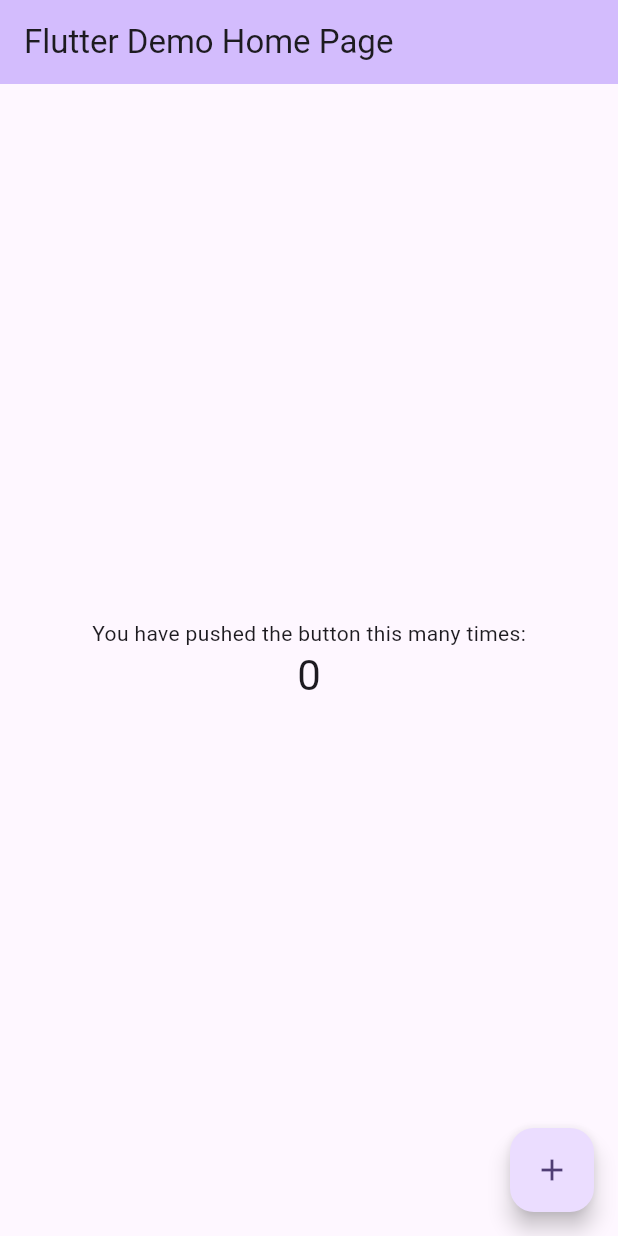
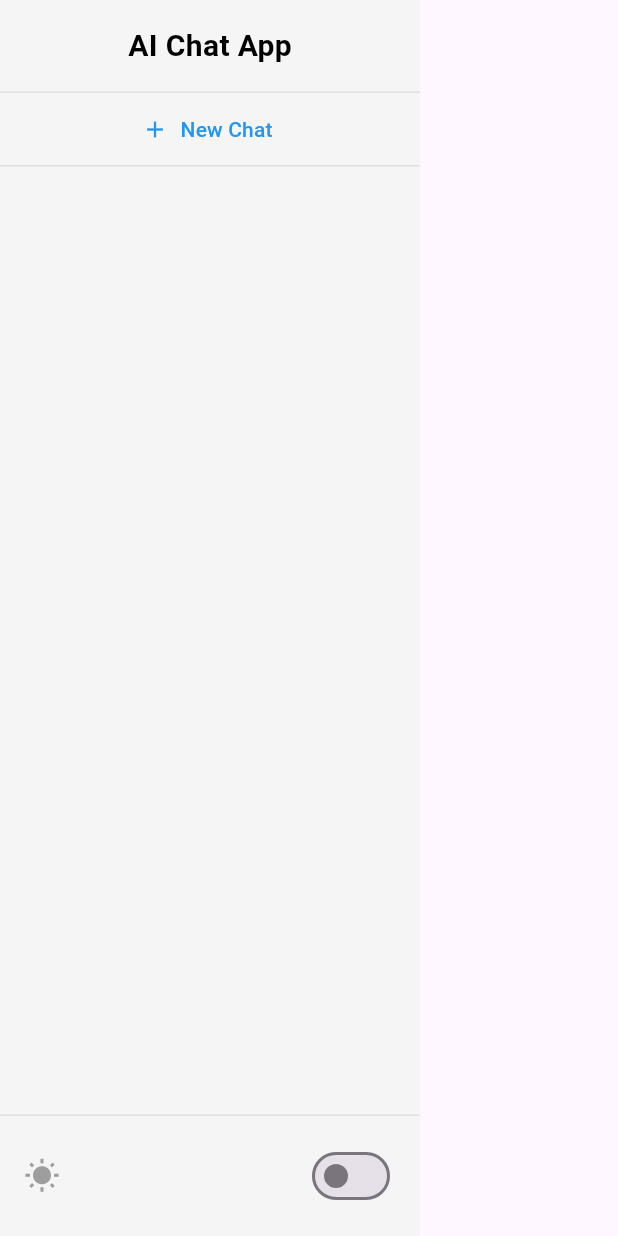
Before and after one commit to shadil-rayyan/ktu-agentic-rag, a Flutter app: the screen it shows after launch, on a phone screen of 412 x 824 dp. Run offline on Flutter 3.47's test engine with Material 3 defaults, Android fonts, the phone set to English and light mode, and no system bars.

Commit message:
Created a side panel for the chat app
Added dark mode.

```diff
--- a/lib/features/screen1/screen1.dart
+++ b/lib/features/screen1/screen1.dart
@@ -0,0 +1,218 @@
+import 'package:flutter/material.dart';
+
+class ChatEntry {
+  String id;
+  String name;
+  bool isSelected;
+
+  ChatEntry({
+    required this.id,
+    required this.name,
+    this.isSelected = false,
+  });
+}
+
+class Screen1 extends StatefulWidget {
+  final bool isDarkMode;
+  final Function(bool) onDarkModeChanged;
+
+  const Screen1({
+    super.key,
+    required this.isDarkMode,
+    required this.onDarkModeChanged,
+  });
+
+  @override
+  State<Screen1> createState() => _Screen1State();
+}
+
+class _Screen1State extends State<Screen1> {
+  final List<ChatEntry> _chatEntries = [];
+  final TextEditingController _editController = TextEditingController();
+  int _selectedIndex = -1;
+
+  @override
+  void dispose() {
+    _editController.dispose();
+    super.dispose();
+  }
+
+  void _createNewChat() {
+    setState(() {
+      _chatEntries.add(ChatEntry(
+        id: DateTime.now().millisecondsSinceEpoch.toString(),
+        name: 'Chat ${_chatEntries.length + 1}',
+      ));
+      _selectedIndex = _chatEntries.length - 1;
+    });
+  }
+
+  void _deleteChat(int index) {
+    showDialog(
+      context: context,
+      builder: (context) => AlertDialog(
+        title: const Text('Delete Chat'),
+        content: const Text('Are you sure you want to delete this chat?'),
+        actions: [
+          TextButton(
+            onPressed: () => Navigator.pop(context),
+            child: const Text('Cancel'),
+          ),
+          TextButton(
+            onPressed: () {
+              setState(() {
+                _chatEntries.removeAt(index);
+                if (_selectedIndex == index) {
+                  _selectedIndex = -1;
+                }
+              });
+              Navigator.pop(context);
+            },
+            child: const Text('Delete'),
+          ),
+        ],
+      ),
+    );
+  }
+
+  void _startEditing(int index) {
+    _editController.text = _chatEntries[index].name;
+    showDialog(
+      context: context,
+      builder: (context) => AlertDialog(
+        title: const Text('Edit Chat Name'),
+        content: TextField(
+          controller: _editController,
+          autofocus: true,
+          decoration: const InputDecoration(
+            hintText: 'Enter new chat name',
+          ),
+        ),
+        actions: [
+          TextButton(
+            onPressed: () => Navigator.pop(context),
+            child: const Text('Cancel'),
+          ),
+          TextButton(
+            onPressed: () {
+              setState(() {
+                _chatEntries[index].name = _editController.text;
+              });
+              Navigator.pop(context);
+            },
+            child: const Text('Save'),
+          ),
+        ],
+      ),
+    );
+  }
+
+  @override
+  Widget build(BuildContext context) {
+    return Container(
+      width: 280,
+      color: widget.isDarkMode
+          ? Colors.grey[900]
+          : Colors.grey[100],
+      child: Column(
+        children: [
+          Padding(
+            padding: const EdgeInsets.all(16.0),
+            child: Text(
+              'AI Chat App',
+              style: TextStyle(
+                fontSize: 20,
+                fontWeight: FontWeight.bold,
+                color: widget.isDarkMode ? Colors.white : Colors.black,
+              ),
+            ),
+          ),
+          Divider(
+            color: widget.isDarkMode ? Colors.grey[800] : Colors.grey[300],
+            height: 1,
+          ),
+          TextButton.icon(
+            icon: Icon(
+              Icons.add,
+              color: widget.isDarkMode ? Colors.white : Colors.blue,
+            ),
+            label: Text(
+              'New Chat',
+              style: TextStyle(
+                color: widget.isDarkMode ? Colors.white : Colors.blue,
+              ),
+            ),
+            onPressed: _createNewChat,
+          ),
+          Divider(
+            color: widget.isDarkMode ? Colors.grey[800] : Colors.grey[300],
+            height: 1,
+          ),
+          Expanded(
+            child: ListView.builder(
+              itemCount: _chatEntries.length,
+              itemBuilder: (context, index) {
+                final entry = _chatEntries[index];
+                return Material(
+                  color: _selectedIndex == index
+                      ? (widget.isDarkMode ? Colors.blue[900] : Colors.blue[100])
+                      : Colors.transparent,
+                  child: InkWell(
+                    onTap: () {
+                      setState(() {
+                        _selectedIndex = index;
+                      });
+                    },
+                    onLongPress: () => _deleteChat(index),
+                    child: Padding(
+                      padding: const EdgeInsets.symmetric(horizontal: 8.0),
+                      child: ListTile(
+                        title: Text(
+                          entry.name,
+                          style: TextStyle(
+                            color: widget.isDarkMode ? Colors.white : Colors.black,
+                          ),
+                        ),
+                        trailing: _selectedIndex == index
+                            ? IconButton(
+                                icon: Icon(
+                                  Icons.edit,
+                                  color: widget.isDarkMode ? Colors.white : Colors.blue,
+                                  size: 20,
+                                ),
+                                onPressed: () => _startEditing(index),
+                              )
+                            : null,
+                      ),
+                    ),
+                  ),
+                );
+              },
+            ),
+          ),
+          Divider(
+            color: widget.isDarkMode ? Colors.grey[800] : Colors.grey[300],
+            height: 1,
+          ),
+          Padding(
+            padding: const EdgeInsets.all(16.0),
+            child: Row(
+              mainAxisAlignment: MainAxisAlignment.spaceBetween,
+              children: [
+                Icon(
+                  widget.isDarkMode ? Icons.nightlight_round : Icons.wb_sunny,
+                  color: widget.isDarkMode ? Colors.white : Colors.grey,
+                ),
+                Switch(
+                  value: widget.isDarkMode,
+                  onChanged: widget.onDarkModeChanged,
+                  activeColor: Colors.blue,
+                ),
+              ],
+            ),
+          ),
+        ],
+      ),
+    );
+  }
+}
--- a/lib/main.dart
+++ b/lib/main.dart
@@ -1,125 +1,44 @@
+// In your main.dart or wherever your main app is
 import 'package:flutter/material.dart';
+import 'features/screen1/screen1.dart';
 
-void main() {
-  runApp(const MyApp());
+void main() => runApp(const MyApp());
+
+class MyApp extends StatefulWidget {
+  const MyApp({super.key});
+
+  @override
+  State<MyApp> createState() => _MyAppState();
 }
 
-class MyApp extends StatelessWidget {
-  const MyApp({super.key});
+class _MyAppState extends State<MyApp> {
+  bool _isDarkMode = false;
 
-  // This widget is the root of your application.
   @override
   Widget build(BuildContext context) {
     return MaterialApp(
-      title: 'Flutter Demo',
-      theme: ThemeData(
-        // This is the theme of your application.
-        //
-        // TRY THIS: Try running your application with "flutter run". You'll see
-        // the application has a purple toolbar. Then, without quitting the app,
-        // try changing the seedColor in the colorScheme below to Colors.green
-        // and then invoke "hot reload" (save your changes or press the "hot
-        // reload" button in a Flutter-supported IDE, or press "r" if you used
-        // the command line to start the app).
-        //
-        // Notice that the counter didn't reset back to zero; the application
-        // state is not lost during the reload. To reset the state, use hot
-        // restart instead.
-        //
-        // This works for code too, not just values: Most code changes can be
-        // tested with just a hot reload.
-        colorScheme: ColorScheme.fromSeed(seedColor: Colors.deepPurple),
-        useMaterial3: true,
-      ),
-      home: const MyHomePage(title: 'Flutter Demo Home Page'),
-    );
-  }
-}
-
-class MyHomePage extends StatefulWidget {
-  const MyHomePage({super.key, required this.title});
-
-  // This widget is the home page of your application. It is stateful, meaning
-  // that it has a State object (defined below) that contains fields that affect
-  // how it looks.
-
-  // This class is the configuration for the state. It holds the values (in this
-  // case the title) provided by the parent (in this case the App widget) and
-  // used by the build method of the State. Fields in a Widget subclass are
-  // always marked "final".
-
-  final String title;
-
-  @override
-  State<MyHomePage> createState() => _MyHomePageState();
-}
-
-class _MyHomePageState extends State<MyHomePage> {
-  int _counter = 0;
-
-  void _incrementCounter() {
-    setState(() {
-      // This call to setState tells the Flutter framework that something has
-      // changed in this State, which causes it to rerun the build method below
-      // so that the display can reflect the updated values. If we changed
-      // _counter without calling setState(), then the build method would not be
-      // called again, and so nothing would appear to happen.
-      _counter++;
-    });
-  }
-
-  @override
-  Widget build(BuildContext context) {
-    // This method is rerun every time setState is called, for instance as done
-    // by the _incrementCounter method above.
-    //
-    // The Flutter framework has been optimized to make rerunning build methods
-    // fast, so that you can just rebuild anything that needs updating rather
-    // than having to individually change instances of widgets.
-    return Scaffold(
-      appBar: AppBar(
-        // TRY THIS: Try changing the color here to a specific color (to
-        // Colors.amber, perhaps?) and trigger a hot reload to see the AppBar
-        // change color while the other colors stay the same.
-        backgroundColor: Theme.of(context).colorScheme.inversePrimary,
-        // Here we take the value from the MyHomePage object that was created by
-        // the App.build method, and use it to set our appbar title.
-        title: Text(widget.title),
-      ),
-      body: Center(
-        // Center is a layout widget. It takes a single child and positions it
-        // in the middle of the parent.
-        child: Column(
-          // Column is also a layout widget. It takes a list of children and
-          // arranges them vertically. By default, it sizes itself to fit its
-          // children horizontally, and tries to be as tall as its parent.
-          //
-          // Column has various properties to control how it sizes itself and
-          // how it positions its childen. Here we use mainAxisAlignment to
-          // center the children vertically; the main axis here is the vertical
-          // axis because Columns are vertical (the cross axis would be
-          // horizontal).
-          //
-          // TRY THIS: Invoke "debug painting" (choose the "Toggle Debug Paint"
-          // action in the IDE, or press "p" in the console), to see the
-          // wireframe for each widget.
-          mainAxisAlignment: MainAxisAlignment.center,
-          children: <Widget>[
-            const Text(
-              'You have pushed the button this many times:',
+      title: 'AI Chat App',
+      theme: _isDarkMode
+          ? ThemeData.dark()
+          : ThemeData.light(),
+      home: Scaffold(
+        body: Row(
+          children: [
+            Screen1(
+              isDarkMode: _isDarkMode,
+              onDarkModeChanged: (value) {
+                setState(() {
+                  _isDarkMode = value;
+                });
+              },
             ),
-            Text(
-              '$_counter',
-              style: Theme.of(context).textTheme.headlineMedium,
+            // Add your main chat content area here
+            Expanded(
+              child: Container(),
             ),
           ],
         ),
       ),
-      floatingActionButton: FloatingActionButton(
-        onPressed: _incrementCounter,
-        tooltip: 'Increment',
-        child: const Icon(Icons.add),
-      ), // This trailing comma makes auto-formatting nicer for build methods.
     );
   }
 }
```
